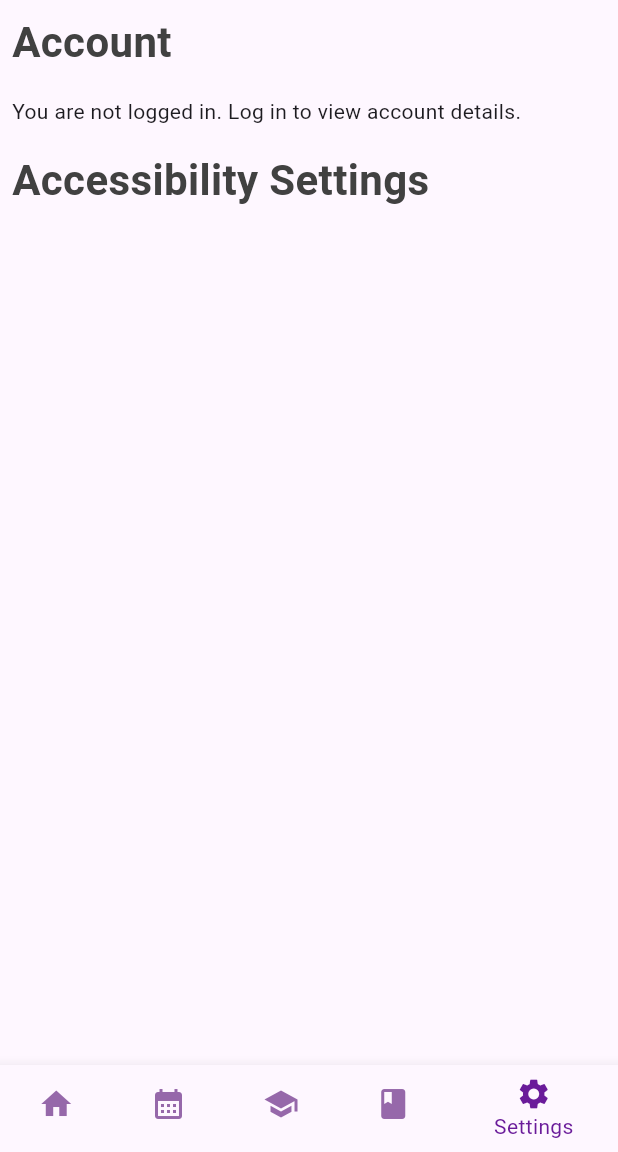
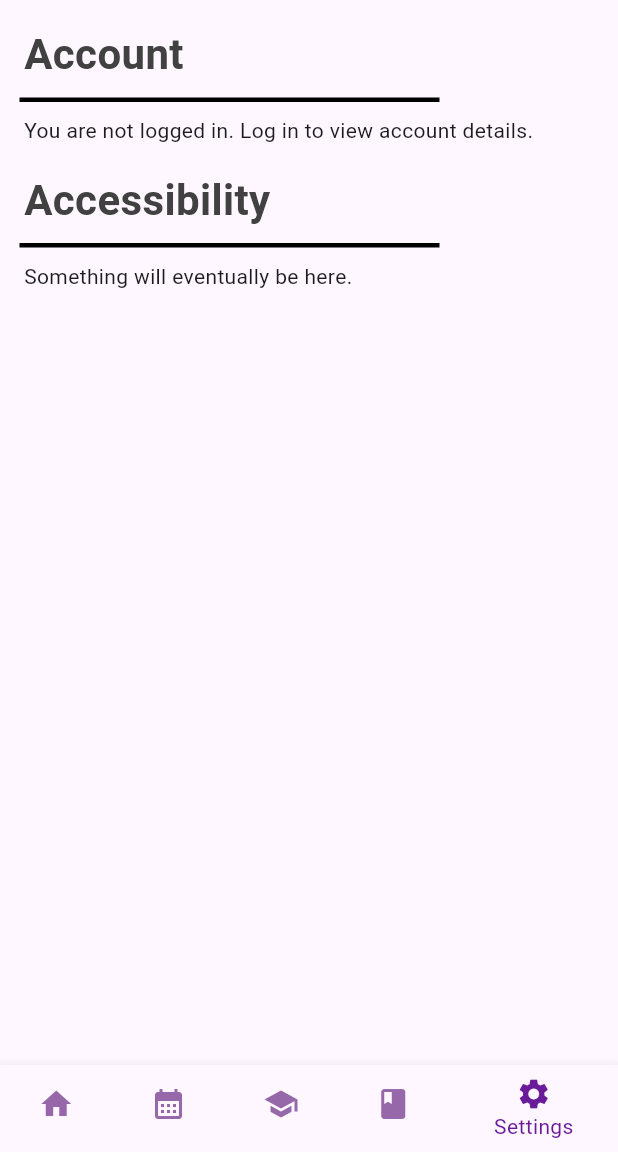
Before and after one commit to ebajec/EngLinks-App, a Flutter app: the screen it shows after launch, item 5 of the bottom bar chosen, on a phone screen of 412 x 824 dp, the part 84-1236 px from its top. Run offline on Flutter 3.47's test engine with Material 2 defaults, Android fonts, the phone set to English and light mode, and no system bars; our stand-ins replace basic_utils, table_calendar; Roboto replaces fonts that are missing (Helvetica).

Commit message:
added logout button

```diff
--- a/lib/app_state.dart
+++ b/lib/app_state.dart
@@ -55,4 +55,9 @@ class AppState extends ChangeNotifier {
       return 'Unable to contact login server';
     }
   }
+
+  void logout() {
+    _username = null;
+    notifyListeners();
+  }
 }
--- a/lib/events_page.dart
+++ b/lib/events_page.dart
@@ -27,7 +27,6 @@ class CalendarSelectionScreen extends StatelessWidget {
 
   @override
   Widget build(BuildContext context) {
-    TextStyle titleStyle = MyTextStyles.titleMedium(context);
     TextStyle buttonTextStyle = MyTextStyles.buttonLarge(context);
     ButtonStyle buttonStyle = MyButtonStyles.buttonStyleLarge(context);
 
@@ -36,7 +35,8 @@ class CalendarSelectionScreen extends StatelessWidget {
         children: [
           Padding(
             padding: const EdgeInsets.all(66),
-            child: Text('Event Calendars', style: titleStyle),
+            child: Text('Event Calendars',
+                style: MyTextStyles.titleMedium(context)),
           ),
           ElevatedButton(
               style: buttonStyle,
--- a/lib/misc_widgets.dart
+++ b/lib/misc_widgets.dart
@@ -23,3 +23,31 @@ class AlignedText extends StatelessWidget {
     );
   }
 }
+
+class AlignedBar extends StatelessWidget {
+  const AlignedBar({
+    super.key,
+    required this.width,
+  });
+
+  final double width;
+  final Alignment alignment = Alignment.centerLeft;
+  final Color color = Colors.black;
+
+  @override
+  Widget build(BuildContext context) {
+    return Align(
+      alignment: Alignment.centerLeft,
+      child: Container(
+        width: width,
+        child: Divider(
+          color: color, //color of divider
+          height: 5, //height spacing of divider
+          thickness: 3, //thickness of divider line
+          indent: 5, //spacing at the start of divider
+          endIndent: 15, //spacing at the end of divider
+        ),
+      ),
+    );
+  }
+}
--- a/lib/options_page.dart
+++ b/lib/options_page.dart
@@ -3,6 +3,7 @@ import 'package:provider/provider.dart';
 import 'my_styles.dart';
 import 'misc_widgets.dart';
 import 'app_state.dart';
+import 'dart:math';
 
 /*This should mostly just be accessibility options and login settings. */
 class OptionsPage extends StatefulWidget {
@@ -17,16 +18,32 @@ class _OptionsPageState extends State<OptionsPage> {
   Widget build(BuildContext context) {
     var appState = context.watch<AppState>();
 
-    return Column(
+    double screenWidth = MediaQuery.of(context).size.width;
+
+    return Padding(
+      padding: const EdgeInsets.all(8.0),
+      child: Column(
         children: <Widget>[
+          AlignedText(
+            text: 'Account',
+            alignment: Alignment.centerLeft,
+            style: MyTextStyles.titleMedium(context),
+          ),
+          AlignedBar(width: 300),
           AccountPage(loginState: appState.isLoggedIn()),
+          AlignedText(
+              text: "Accessibility",
+              alignment: Alignment.centerLeft,
+              style: MyTextStyles.titleMedium(context)),
+          AlignedBar(width: 300),
           AccessibilityPage(),
         ],
+      ),
     );
   }
 }
 
-class AccountPage extends StatelessWidget {
+class AccountPage extends StatefulWidget {
   const AccountPage({
     required this.loginState,
     super.key,
@@ -35,25 +52,31 @@ class AccountPage extends StatelessWidget {
   final bool loginState;
 
   @override
+  State<AccountPage> createState() => _AccountPageState();
+}
+
+class _AccountPageState extends State<AccountPage> {
+  @override
   Widget build(BuildContext context) {
     var appState = context.watch<AppState>();
 
+    if (!widget.loginState) {
+      return AlignedText(
+        text: 'You are not logged in. Log in to view account details.',
+        alignment: Alignment.centerLeft,
+      );
+    } else {
       return Column(
         children: [
-        AlignedText(
-          text: 'Account',
-          alignment: Alignment.centerLeft,
-          style: MyTextStyles.titleMedium(context),
-        ),
-        if (!loginState)
-          AlignedText(
-            text: 'You are not logged in. Log in to view account details.',
-            alignment: Alignment.centerLeft,
-          )
-        else
-          Text('hello ${appState.retrieveUsername()}!'),
+          SizedBox(height: 10),
+          OptionButton(
+              label: 'Log out',
+              onPressed: () {
+                appState.logout();
+              })
         ],
       );
+    }
   }
 }
 
@@ -65,9 +88,45 @@ class AccessibilityPage extends StatelessWidget {
   @override
   Widget build(BuildContext context) {
     return AlignedText(
-        text: "Accessibility Settings",
+        text: 'Something will eventually be here.',
+        alignment: Alignment.centerLeft);
+  }
+}
+
+class OptionButton extends StatelessWidget {
+  final String label;
+  final VoidCallback onPressed;
+
+  const OptionButton({
+    required this.label,
+    required this.onPressed,
+  });
+
+  @override
+  Widget build(BuildContext context) {
+    return Container(
+      width: double.infinity,
+      height: 50,
+      decoration: BoxDecoration(
+        border: Border(
+          top: BorderSide(color: Colors.grey),
+          bottom: BorderSide(color: Colors.grey),
+        ),
+      ),
+      child: Material(
+        color: Colors.transparent,
+        child: InkWell(
+          onTap: onPressed,
+          child: Center(
+            child: AlignedText(
+              text: label,
+              style: MyTextStyles.bold(context, 18),
               alignment: Alignment.centerLeft,
-        style: MyTextStyles.titleMedium(context));
+            ),
+          ),
+        ),
+      ),
+    );
   }
 }
 
```
Also changed, not shown: lib/tutor_page.dart (+17 -10 lines). Lines whose indentation alone changed are shown as unchanged.
